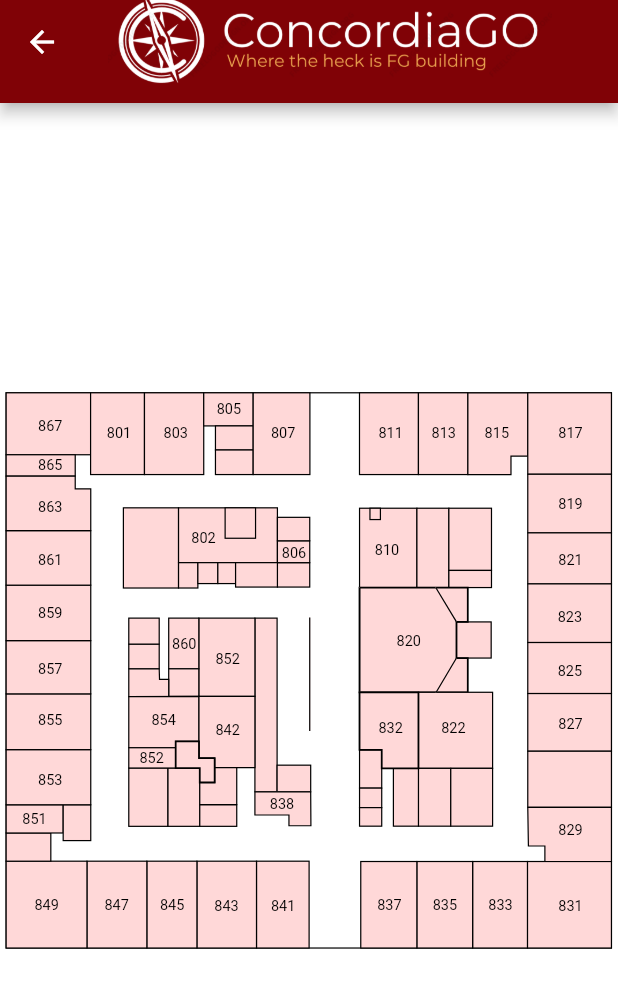
After one commit to DBatistaFerreira/ConcordiaGO, a Flutter app: the IndoorMap screen opened by its route, on a phone screen of 412 x 824 dp. The commit adds this screen. Shown: the top 988 px of the screen. Run offline on Flutter 3.47's test engine with Material 2 defaults, Android fonts, the phone set to English and light mode, and no system bars; drawn by our look-alikes of photo_view; our stand-ins replace bloc, flutter_bloc, flutter_svg, geolocator, google_maps_flutter, sliding_up_panel; missing offline and left inert: google_maps_util.

Commit message:
Add dependencies and indoor map screen

```diff
--- a/lib/main.dart
+++ b/lib/main.dart
@@ -1,5 +1,6 @@
 import 'package:concordia_go/models/concordia_building_model.dart';
 import 'package:concordia_go/widgets/screens/campus_building_list_menu.dart';
+import 'package:concordia_go/widgets/screens/indoor_map.dart';
 import 'package:flutter/cupertino.dart';
 import 'package:flutter/material.dart';
 import 'package:flutter/services.dart';
@@ -46,6 +47,7 @@ class Application extends StatelessWidget {
             '/': (context) => HomeScreen(),
             '/sgwbuildings': (context) => CampusBuildingListMenu(Campus.SGW),
             '/loyolabuildings': (context) => CampusBuildingListMenu(Campus.Loyola),
+            '/indoormap': (context) => IndoorMap(),
           },
         ),
       ),
--- /dev/null
+++ b/lib/widgets/screens/indoor_map.dart
@@ -0,0 +1,46 @@
+import 'package:concordia_go/utilities/application_constants.dart' as application_constants;
+import 'package:concordia_go/utilities/floor_maps_lib.dart' as floor_maps;
+import 'package:flutter/cupertino.dart';
+import 'package:flutter/material.dart';
+import 'package:photo_view/photo_view.dart';
+import 'package:flutter_svg/flutter_svg.dart';
+
+class IndoorMap extends StatefulWidget {
+
+  IndoorMap();
+
+  @override
+  State<IndoorMap> createState() => IndoorMapState();
+}
+
+class IndoorMapState extends State<IndoorMap> {
+
+  IndoorMapState();
+
+  @override
+  Widget build(BuildContext context) {
+    var screenHeight = MediaQuery.of(context).size.height;
+    var svgFile = floor_maps.H8;
+
+    return Scaffold(
+      appBar: PreferredSize(
+        preferredSize: Size.fromHeight(screenHeight / 12),
+        child: AppBar(
+          title: Image.asset('assets/logo.png', height: screenHeight / 12),
+          backgroundColor: application_constants.concordiaRed,
+        ),
+      ),
+      body: PhotoView.customChild(
+              child: SvgPicture.string(
+                svgFile,
+                height: 500.0,
+              ),
+              initialScale: 1.0,
+              maxScale: 3.5,
+              minScale: 1.0,
+              enableRotation: true,
+              backgroundDecoration: BoxDecoration(color: Colors.white),
+            ),
+    );
+  }
+}
--- a/pubspec.yaml
+++ b/pubspec.yaml
@@ -19,6 +19,9 @@ dependencies:
   url_launcher: ^5.4.2
   http : any
   sliding_up_panel: ^1.0.0
+  photo_view: ^0.9.2
+  flutter_svg: ^0.17.2
+  xml: ^3.5.0
 
 dev_dependencies:
   flutter_test:
```
